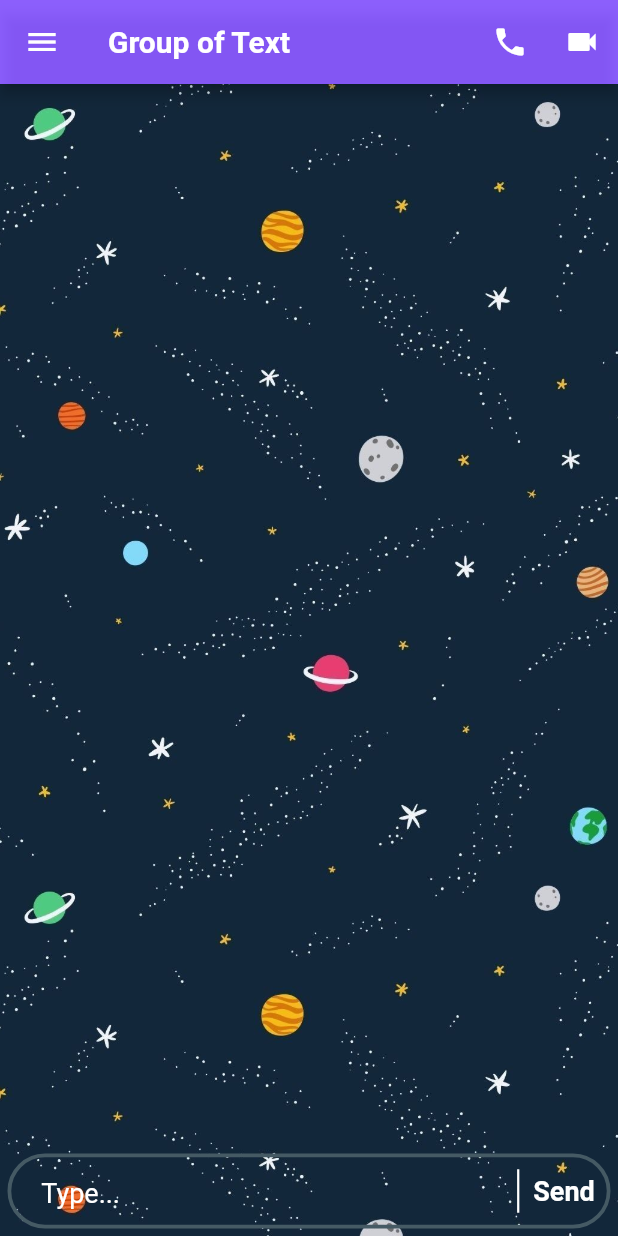
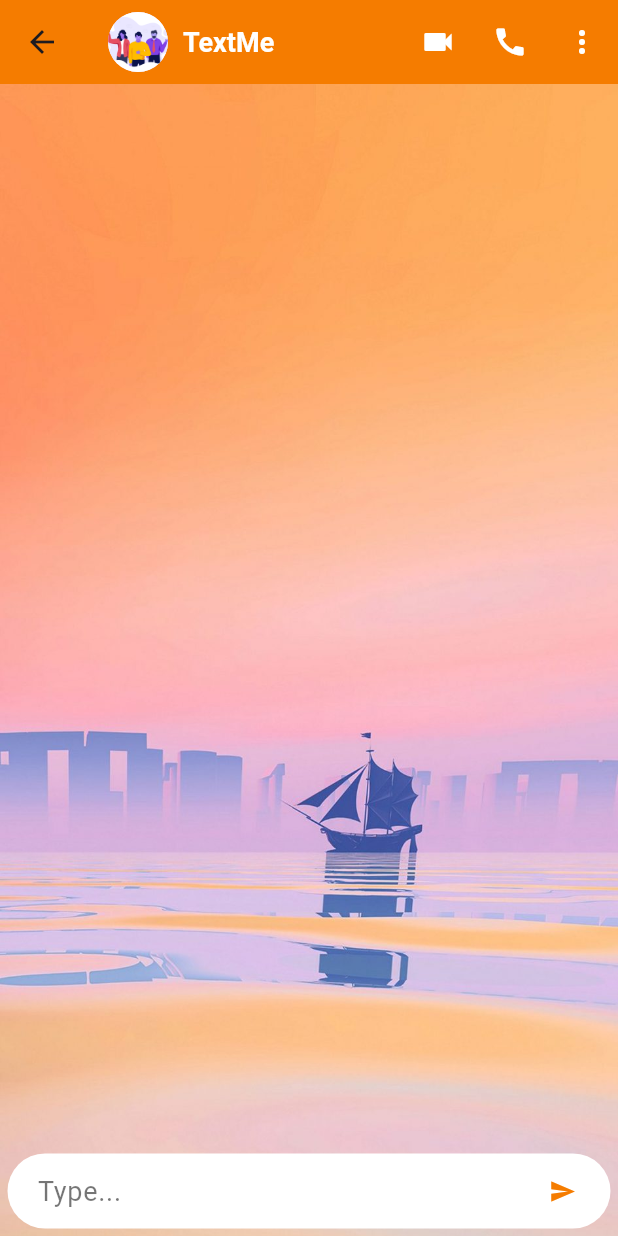
Before and after one commit to abdullahAabu-kuffa/TextMe, a Flutter app: the ChatScreen screen opened by its route, on a phone screen of 412 x 824 dp. Run offline on Flutter 3.47's test engine with Material 2 defaults, Android fonts, the phone set to English and light mode, and no system bars; our stand-ins replace cloud_firestore, firebase_auth, firebase_core, google_sign_in, modal_progress_hud_nsn; accounts and stored records are empty.

Commit message:
second version

```diff
--- a/lib/Actions/chat_screen.dart
+++ b/lib/Actions/chat_screen.dart
@@ -1,12 +1,11 @@
 // ignore_for_file: avoid_print
 
 import 'package:flutter/material.dart';
-import 'package:firebase_auth/firebase_auth.dart';
 import 'package:cloud_firestore/cloud_firestore.dart';
 import 'messageline_screen.dart';
+import 'package:text_me/Actions/home_chat_screen.dart';
 
 final _firestore = FirebaseFirestore.instance;
-late User signedUser;
 
 class ChatScreen extends StatefulWidget {
   const ChatScreen({super.key});
@@ -16,92 +15,51 @@ class ChatScreen extends StatefulWidget {
 }
 
 class _ChatScreenState extends State<ChatScreen> {
-  final _auth = FirebaseAuth.instance;
   final messageTextController = TextEditingController();
   String? messageText;
 
-  void getCurrentUser() {
-    try {
-      final user = _auth.currentUser;
-      if (user != null) {
-        signedUser = user;
-      }
-    } catch (e) {
-      print(e);
-    }
-  }
-
   @override
-  void initState() {
-    getCurrentUser();
-    super.initState();
-  }
-
   @override
   Widget build(BuildContext context) {
     return Scaffold(
       appBar: AppBar(
-        backgroundColor: Color.fromARGB(214, 121, 68, 255),
-        title: const Text(
-          'Group of Text',
-          style: TextStyle(fontWeight: FontWeight.bold),
+        shadowColor: Colors.black,
+        backgroundColor: Colors.orange[700],
+        title: Row(
+          mainAxisAlignment: MainAxisAlignment.start,
+          children: const [
+            CircleAvatar(
+              backgroundImage: AssetImage('images/welcome.png'),
+            ),
+            SizedBox(width: 10),
+            Text(
+              'TextMe',
+              style: TextStyle(
+                  fontSize: 18,
+                  fontWeight: FontWeight.bold,
+                  color: Colors.white),
+            ),
+          ],
         ),
         actions: [
-          IconButton(onPressed: () {}, icon: const Icon(Icons.local_phone)),
-          IconButton(onPressed: () {}, icon: const Icon(Icons.videocam))
+          IconButton(
+            onPressed: () {},
+            icon: const Icon(Icons.videocam, color: Colors.white),
+          ),
+          IconButton(
+            onPressed: () {},
+            icon: const Icon(Icons.call, color: Colors.white),
+          ),
+          IconButton(
+            onPressed: () {},
+            icon: const Icon(Icons.more_vert, color: Colors.white),
+          )
         ],
-      ),
-      drawer: Drawer(
-        child: Column(children: [
-          UserAccountsDrawerHeader(
-            currentAccountPicture: const CircleAvatar(
-              backgroundImage: AssetImage('images/welcome.png'),
-            ),
-            accountName: const Text("Text Me"),
-            accountEmail: Text('${signedUser.email}'),
-            decoration: BoxDecoration(
-              color: Colors.orange[600],
-            ),
-          ),
-          TextButton(
-            onPressed: () {},
-            child: const ListTile(
-              leading: Icon(Icons.home),
-              title: Text('Home'),
-            ),
-          ),
-          const Divider(thickness: 1),
-          TextButton(
-            onPressed: () {},
-            child: const ListTile(
-              leading: Icon(Icons.settings),
-              title: Text('Settings'),
-            ),
-          ),
-          const Divider(thickness: 1),
-          TextButton(
-            onPressed: () {},
-            child: const ListTile(
-              leading: Icon(Icons.help),
-              title: Text('Help'),
-            ),
-          ),
-          const Divider(thickness: 1),
-          TextButton(
-            onPressed: () {
-              Navigator.of(context).pushReplacementNamed('welcomePage');
-            },
-            child: const ListTile(
-              leading: Icon(Icons.logout),
-              title: Text('Log out'),
-            ),
-          ),
-        ]),
       ),
       body: Container(
         decoration: const BoxDecoration(
           image: DecorationImage(
-              image: AssetImage('images/bg_image1.jpg'), fit: BoxFit.cover),
+              image: AssetImage('images/wallpaper2.jpg'), fit: BoxFit.cover),
         ),
         child: SafeArea(
             child: Column(
@@ -113,10 +71,7 @@ class _ChatScreenState extends State<ChatScreen> {
               height: 50,
               margin: const EdgeInsets.all(5),
               decoration: BoxDecoration(
-                border: Border.all(
-                  color: const Color(0xFF455A64),
-                  width: 2.5,
-                ),
+                color: Colors.white,
                 borderRadius: BorderRadius.circular(30),
               ),
               child: Row(
@@ -125,14 +80,15 @@ class _ChatScreenState extends State<ChatScreen> {
                   Expanded(
                     child: TextField(
                       controller: messageTextController,
-                      style: const TextStyle(color: Colors.white, fontSize: 18),
+                      style:
+                          const TextStyle(color: Colors.black54, fontSize: 18),
                       onChanged: (value) {
                         messageText = value;
                       },
                       decoration: const InputDecoration(
                         hintText: 'Type...',
                         hintStyle: TextStyle(
-                          color: Colors.white,
+                          color: Colors.black54,
                         ),
                         contentPadding: EdgeInsets.symmetric(
                           vertical: 10,
@@ -151,26 +107,7 @@ class _ChatScreenState extends State<ChatScreen> {
                         'time': FieldValue.serverTimestamp(),
                       });
                     },
-                    child: Row(
-                      children: const [
-                        VerticalDivider(
-                          width: 10,
-                          thickness: 1.5,
-                          color: Colors.white,
-                        ),
-                        SizedBox(
-                          width: 5,
-                        ),
-                        Text(
-                          'Send',
-                          style: TextStyle(
-                            fontSize: 18,
-                            color: Colors.white,
-                            fontWeight: FontWeight.bold,
-                          ),
-                        ),
-                      ],
-                    ),
+                    child: Icon(Icons.send, color: Colors.orange[700]),
                   )
                 ],
               ),
--- a/lib/Actions/messageline_screen.dart
+++ b/lib/Actions/messageline_screen.dart
@@ -33,14 +33,14 @@ class MessageLine extends StatelessWidget {
                     bottomLeft: Radius.circular(15),
                     bottomRight: Radius.circular(15),
                   ),
-            color: isMe! ? Colors.orange[500] : Colors.blueGrey[700],
+            color: isMe! ? Colors.orange[300] : Colors.white,
             child: Padding(
               padding: const EdgeInsets.symmetric(vertical: 10, horizontal: 20),
               child: Text(
                 '$text',
                 style: const TextStyle(
                     fontSize: 15,
-                    color: Colors.white,
+                    color: Colors.black54,
                     fontWeight: FontWeight.bold),
               ),
             ),
--- a/lib/Auth/button_ls.dart
+++ b/lib/Auth/button_ls.dart
@@ -9,7 +9,7 @@ class ButtonLS extends StatelessWidget {
   Widget build(BuildContext context) {
     return Material(
       elevation: 7,
-      color: Colors.orange[500],
+      color: Colors.orange[700],
       borderRadius: BorderRadius.circular(15),
       child: MaterialButton(
         onPressed: onPressed,
--- a/pubspec.yaml
+++ b/pubspec.yaml
@@ -57,7 +57,7 @@ dev_dependencies:
 flutter_icons:
   android: "launcher_icon"
   ios: true
-  image_path: "images/icon.png"
+  image_path: "images/icon1.jpg"
    # android min sdk min:16, default 21
 
 
```
Also changed, not shown: lib/Actions/home_chat_screen.dart (added, +150 -0 lines), lib/Actions/home_line_screen.dart (added, +22 -0 lines), lib/Auth/login_screen.dart (+27 -28 lines), lib/Auth/signup_screan.dart (+6 -12 lines), lib/Auth/welcome_page.dart (+6 -7 lines), lib/main.dart (+10 -2 lines), images/icon1.jpg (added), images/wallpaper.jpg (added), images/wallpaper1.jpg (added), images/wallpaper2.jpg (added), images/wp.jpg (added), pubspec.lock, 4 other files.
